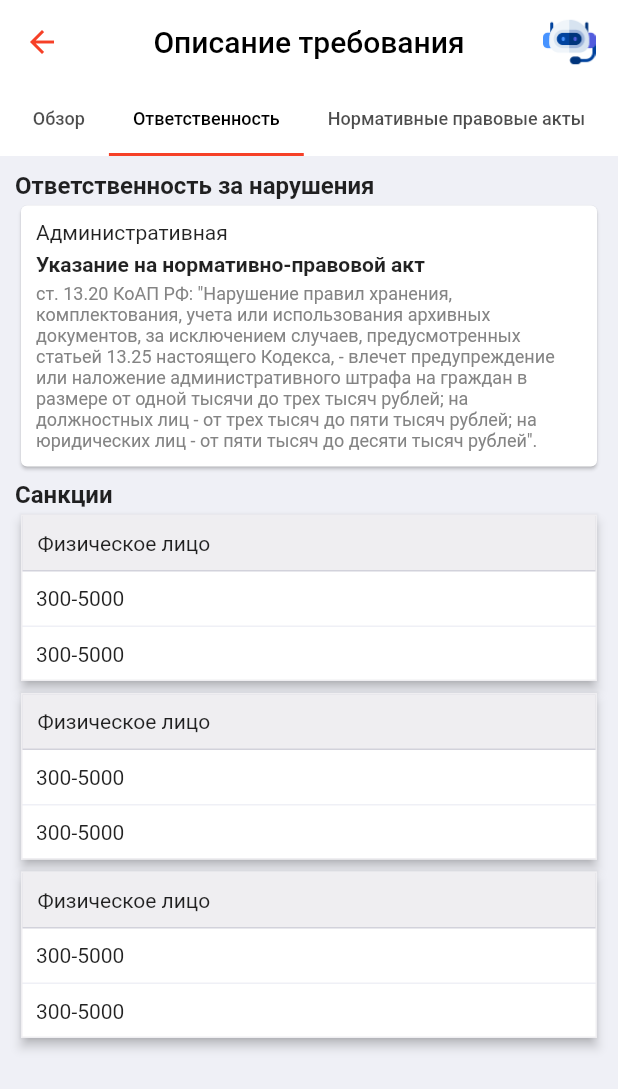
After one commit to PDAWork/CyberbracyMPToriginal_front, a Flutter app: the RequirementBody screen opened directly, tab 2 chosen, on a phone screen of 412 x 824 dp. The commit adds this screen. Shown: the top 1089 px of the screen. Run offline on Flutter 3.47's test engine with Material 2 defaults, Android fonts, the phone set to English and light mode, and no system bars; our stand-ins replace dio, flutter_bloc, flutter_svg, get_it, pinput, pretty_dio_logger.

Commit message:
Реализация подробной информации о требования

```diff
--- a/lib/const/screen_routes.dart
+++ b/lib/const/screen_routes.dart
@@ -33,7 +33,13 @@ class ControlSupervisoryRoute implements ScreenRoute {
   @override
   String get routeName => "control_supervisory_body";
 }
+
 class RequirementsRoute implements ScreenRoute {
   @override
   String get routeName => "requirements";
 }
+
+class RequirementsBodyRoute implements ScreenRoute {
+  @override
+  String get routeName => "requirement_body";
+}
--- a/lib/main.dart
+++ b/lib/main.dart
@@ -5,6 +5,7 @@ import 'package:cyberbracy_mpt_original_front/presentation/home/state/control_bo
 import 'package:cyberbracy_mpt_original_front/presentation/pin_verification/presentation/pin_verification.dart';
 import 'package:cyberbracy_mpt_original_front/presentation/requirement/presentation/requirements.dart';
 import 'package:cyberbracy_mpt_original_front/presentation/requirement/state/requirements_cubit.dart';
+import 'package:cyberbracy_mpt_original_front/presentation/requirement_body/presentation/requirement_body.dart';
 import 'package:cyberbracy_mpt_original_front/service_locator.dart';
 import 'package:cyberbracy_mpt_original_front/presentation/sign_in/presentation/sign_in.dart';
 import 'package:cyberbracy_mpt_original_front/presentation/sign_up.dart/presentation/sign_up.dart';
@@ -61,6 +62,9 @@ class MainApp extends StatelessWidget {
                 );
               },
             ),
+          'requirement_body' => MaterialPageRoute(
+              builder: (_) => RequirementBody(),
+            ),
           "home" => MaterialPageRoute(
               builder: (_) => BlocProvider(
                 create: (_) => sl<ControlBodyCubit>()..init(),
--- /dev/null
+++ b/lib/presentation/requirement_body/presentation/punishments.dart
@@ -0,0 +1,113 @@
+import 'package:flutter/material.dart';
+
+import '../../../const/colors_theme.dart';
+
+class Punishments extends StatelessWidget {
+  const Punishments({Key? key}) : super(key: key);
+
+  @override
+  Widget build(BuildContext context) {
+    return SingleChildScrollView(
+      physics: BouncingScrollPhysics(),
+      child: Padding(
+        padding: const EdgeInsets.all(10.0),
+        child: Column(
+          crossAxisAlignment: CrossAxisAlignment.stretch,
+          children: [
+            Text(
+              'Ответственность за нарушения',
+              style: TextStyle(
+                fontWeight: FontWeight.w600,
+                fontSize: 16,
+              ),
+            ),
+            Card(
+              child: Padding(
+                padding: const EdgeInsets.all(10),
+                child: Column(
+                  children: [
+                    Text(
+                      'Административная',
+                      style: TextStyle(
+                        fontSize: 14,
+                      ),
+                    ),
+                    SizedBox(
+                      height: 5,
+                    ),
+                    Text(
+                      'Указание на нормативно-правовой акт',
+                      style: TextStyle(
+                        fontSize: 14,
+                        fontWeight: FontWeight.w600,
+                      ),
+                    ),
+                    SizedBox(
+                      height: 5,
+                    ),
+                    Text(
+                        style: TextStyle(
+                          fontSize: 12,
+                          color: ColorTheme.grey,
+                        ),
+                        'ст. 13.20 КоАП РФ: "Нарушение правил хранения, комплектования, учета или использования архивных документов, за исключением случаев, предусмотренных статьей 13.25 настоящего Кодекса, - влечет предупреждение или наложение административного штрафа на граждан в размере от одной тысячи до трех тысяч рублей; на должностных лиц - от трех тысяч до пяти тысяч рублей; на юридических лиц - от пяти тысяч до десяти тысяч рублей".')
+                  ],
+                  crossAxisAlignment: CrossAxisAlignment.stretch,
+                ),
+              ),
+            ),
+            SizedBox(
+              height: 5,
+            ),
+            Text(
+              'Санкции',
+              style: TextStyle(
+                fontWeight: FontWeight.w600,
+                fontSize: 16,
+              ),
+            ),
+            ...List.generate(3, (index) {
+              return Card(
+                borderOnForeground: true,
+                shape: Border.all(
+                  color: ColorTheme.white,
+                  width: 1,
+                ),
+                elevation: 3,
+                child: Column(
+                  crossAxisAlignment: CrossAxisAlignment.stretch,
+                  children: [
+                    Container(
+                      padding: EdgeInsets.all(10),
+                      decoration: BoxDecoration(
+                        color: ColorTheme.white,
+                        border: Border.all(
+                          width: 1,
+                          color: ColorTheme.lightGrey,
+                        ),
+                      ),
+                      child:  Text('Физическое лицо'),
+                    ),
+                    ...List.generate(2, (index) {
+                      return Container(
+                        decoration: BoxDecoration(
+                          border: index %2 == 0 ? Border(
+                            bottom: BorderSide(
+                              color: ColorTheme.background
+                            )
+                          ): null
+                        ) ,
+                        padding: const EdgeInsets.all(10.0),
+                        child: Text("300-5000"),
+                      );
+                    })
+                  ],
+                ),
+              );
+            })
+          ],
+        ),
+      ),
+    );
+  }
+}
--- /dev/null
+++ b/lib/presentation/requirement_body/presentation/requirement_body.dart
@@ -0,0 +1,49 @@
+import 'package:cyberbracy_mpt_original_front/const/colors_theme.dart';
+import 'package:cyberbracy_mpt_original_front/presentation/requirement_body/presentation/npas.dart';
+import 'package:cyberbracy_mpt_original_front/presentation/requirement_body/presentation/punishments.dart';
+import 'package:cyberbracy_mpt_original_front/widget/app_bar_custom.dart';
+import 'package:flutter/material.dart';
+
+class RequirementBody extends StatelessWidget {
+  const RequirementBody({Key? key}) : super(key: key);
+
+  @override
+  Widget build(BuildContext context) {
+    return DefaultTabController(
+      length: 3,
+      child: Scaffold(
+        backgroundColor: ColorTheme.background,
+        appBar: AppBarCustom(
+          title: 'Описание требования',
+          bottom: TabBar(
+            labelColor: Colors.black,
+            isScrollable: true,
+            labelStyle: const TextStyle(
+              fontSize: 12,
+            ),
+            indicatorColor: ColorTheme.red,
+            tabs: const [
+              Tab(
+                text: "Обзор",
+              ),
+              Tab(
+                text: "Ответственность",
+              ),
+              Tab(
+                text: "Нормативные правовые акты",
+              ),
+            ],
+          ),
+        ),
+        body: TabBarView(
+          physics: const BouncingScrollPhysics(),
+          children: [
+            Text(''),
+            Punishments(),
+            Npas(),
+          ],
+        ),
+      ),
+    );
+  }
+}
```
Also changed, not shown: lib/presentation/presentation/sign_up.dart (deleted, +0 -66 lines), lib/presentation/requirement/presentation/requirements.dart (+10 -1 lines), lib/presentation/requirement_body/presentation/npas.dart (added, +60 -0 lines).
